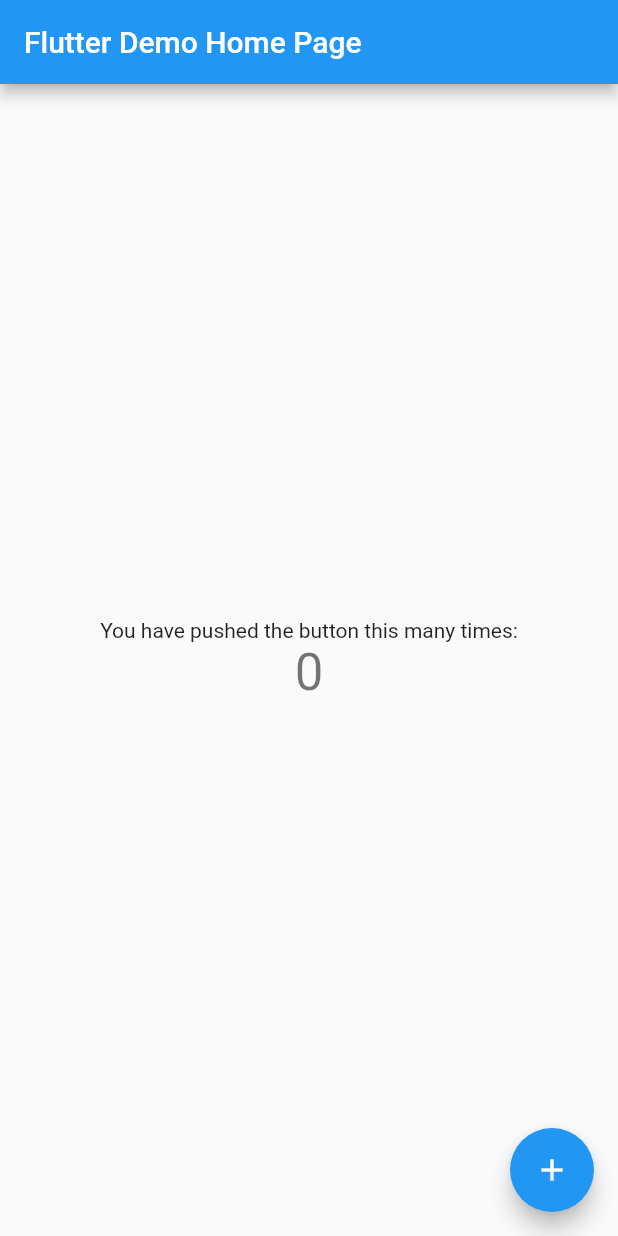
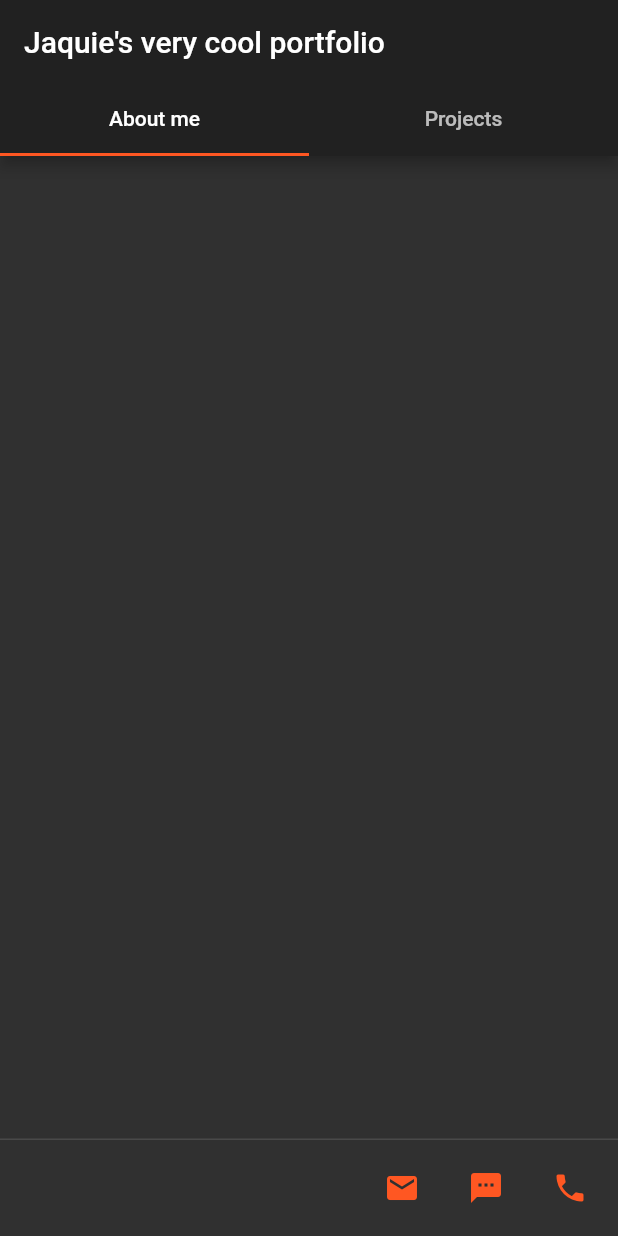
Before and after one commit to jaq-the-cat/portfolio, a Flutter app: the screen it shows after launch, on a phone screen of 412 x 824 dp. Run offline on Flutter 3.47's test engine with Material 2 defaults, Android fonts, the phone set to English and light mode, and no system bars.

```diff
--- a/lib/main.dart
+++ b/lib/main.dart
@@ -1,113 +1,58 @@
 import 'package:flutter/material.dart';
+import 'util.dart';
 
 void main() {
-  runApp(MyApp());
+  runApp(Portfolio());
 }
 
-class MyApp extends StatelessWidget {
-  // This widget is the root of your application.
+class Portfolio extends StatelessWidget {
+
   @override
   Widget build(BuildContext context) {
+    final List<List<Widget>> tabs = [
+      [tab("About me"), Container()],
+      [tab("Projects"), Container()],
+    ];
+
     return MaterialApp(
-      title: 'Flutter Demo',
+      title: "Jaquie's Portfolio",
       theme: ThemeData(
-        // This is the theme of your application.
-        //
-        // Try running your application with "flutter run". You'll see the
-        // application has a blue toolbar. Then, without quitting the app, try
-        // changing the primarySwatch below to Colors.green and then invoke
-        // "hot reload" (press "r" in the console where you ran "flutter run",
-        // or simply save your changes to "hot reload" in a Flutter IDE).
-        // Notice that the counter didn't reset back to zero; the application
-        // is not restarted.
-        primarySwatch: Colors.blue,
+        primarySwatch: Colors.deepOrange,
+        accentColor:  Colors.deepOrange,
+        visualDensity:  VisualDensity.adaptivePlatformDensity,
+        brightness: Brightness.dark,
       ),
-      home: MyHomePage(title: 'Flutter Demo Home Page'),
+      home: DefaultTabController(
+        length: tabs.length,
+        child: Scaffold(
+          appBar: AppBar(
+            title: Text("Jaquie's very cool portfolio"),
+            bottom: TabBar(
+              tabs: List<Widget>.from(tabs.map((t) => t.first)),
+            ),
+          ),
+          body: TabBarView(
+            children: List<Widget>.from(tabs.map((t) => t.last)),
+          ),
+          persistentFooterButtons: [
+            IconButton(
+              icon: Icon(Icons.mail),
+              color: Colors.deepOrange,
+              onPressed: () => openURL(mailtoLink),
+            ),
+            IconButton(
+              icon: Icon(Icons.sms),
+              color: Colors.deepOrange,
+              onPressed: () => openURL(whatsappLink),
+            ),
+            IconButton(
+              icon: Icon(Icons.phone),
+              color: Colors.deepOrange,
+              onPressed: () => openURL(phoneLink),
+            )
+          ]
+        ),
+      ),
     );
   }
 }
-
-class MyHomePage extends StatefulWidget {
-  MyHomePage({Key key, this.title}) : super(key: key);
-
-  // This widget is the home page of your application. It is stateful, meaning
-  // that it has a State object (defined below) that contains fields that affect
-  // how it looks.
-
-  // This class is the configuration for the state. It holds the values (in this
-  // case the title) provided by the parent (in this case the App widget) and
-  // used by the build method of the State. Fields in a Widget subclass are
-  // always marked "final".
-
-  final String title;
-
-  @override
-  _MyHomePageState createState() => _MyHomePageState();
-}
-
-class _MyHomePageState extends State<MyHomePage> {
-  int _counter = 0;
-
-  void _incrementCounter() {
-    setState(() {
-      // This call to setState tells the Flutter framework that something has
-      // changed in this State, which causes it to rerun the build method below
-      // so that the display can reflect the updated values. If we changed
-      // _counter without calling setState(), then the build method would not be
-      // called again, and so nothing would appear to happen.
-      _counter++;
-    });
-  }
-
-  @override
-  Widget build(BuildContext context) {
-    // This method is rerun every time setState is called, for instance as done
-    // by the _incrementCounter method above.
-    //
-    // The Flutter framework has been optimized to make rerunning build methods
-    // fast, so that you can just rebuild anything that needs updating rather
-    // than having to individually change instances of widgets.
-    return Scaffold(
-      appBar: AppBar(
-        // Here we take the value from the MyHomePage object that was created by
-        // the App.build method, and use it to set our appbar title.
-        title: Text(widget.title),
-      ),
-      body: Center(
-        // Center is a layout widget. It takes a single child and positions it
-        // in the middle of the parent.
-        child: Column(
-          // Column is also a layout widget. It takes a list of children and
-          // arranges them vertically. By default, it sizes itself to fit its
-          // children horizontally, and tries to be as tall as its parent.
-          //
-          // Invoke "debug painting" (press "p" in the console, choose the
-          // "Toggle Debug Paint" action from the Flutter Inspector in Android
-          // Studio, or the "Toggle Debug Paint" command in Visual Studio Code)
-          // to see the wireframe for each widget.
-          //
-          // Column has various properties to control how it sizes itself and
-          // how it positions its children. Here we use mainAxisAlignment to
-          // center the children vertically; the main axis here is the vertical
-          // axis because Columns are vertical (the cross axis would be
-          // horizontal).
-          mainAxisAlignment: MainAxisAlignment.center,
-          children: <Widget>[
-            Text(
-              'You have pushed the button this many times:',
-            ),
-            Text(
-              '$_counter',
-              style: Theme.of(context).textTheme.headline4,
-            ),
-          ],
-        ),
-      ),
-      floatingActionButton: FloatingActionButton(
-        onPressed: _incrementCounter,
-        tooltip: 'Increment',
-        child: Icon(Icons.add),
-      ), // This trailing comma makes auto-formatting nicer for build methods.
-    );
-  }
-}
--- /dev/null
+++ b/lib/util.dart
@@ -0,0 +1,12 @@
+import 'package:flutter/material.dart';
+import 'package:url_launcher/url_launcher.dart';
+
+final whatsappLink = "sms:+55 51 98060 0765";
+final phoneLink = "tel:+55 51 98060 0765";
+final mailtoLink = "mailto:jaq.cat@protonmail.ch";
+
+Tab tab(String text) => Tab(child: Text(text));
+
+void openURL(String url) async {
+  await launch(url);
+}
--- a/pubspec.yaml
+++ b/pubspec.yaml
@@ -23,6 +23,7 @@ environment:
 dependencies:
   flutter:
     sdk: flutter
+  url_launcher: ^6.0.3
 
 
   # The following adds the Cupertino Icons font to your application.
```
Also changed, not shown: lib/about.dart (added), lib/contact.dart (added), lib/projects.dart (added), pubspec.lock, 2 other files.
